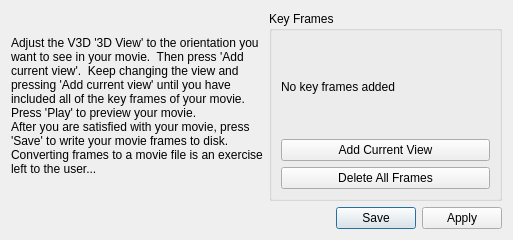
CBL-ORION/Vaa3D-mirror, file 2010_hackathon/brunsc/python_console/scripts/movie_maker_dialog.ui: the form before one commit.
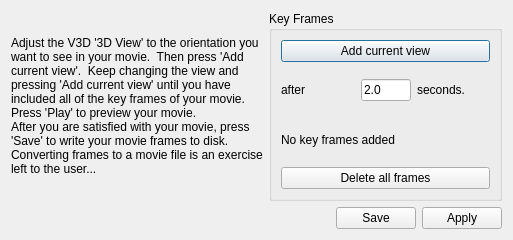
The form after the commit.

Commit message: Avoid error when python prints unicode string to PythonConsoleWindow. Updated python movie maker GUI. Got python movie maker GUI working with both PySide and PyQt4. Created SplineInterpolator for python movie maker.

What changed in the file:
```diff
--- a/2010_hackathon/brunsc/python_console/scripts/movie_maker_dialog.ui
+++ b/2010_hackathon/brunsc/python_console/scripts/movie_maker_dialog.ui
@@ -38,6 +38,59 @@
         <string>Key Frames</string>
        </property>
        <layout class="QVBoxLayout" name="verticalLayout">
+        <item>
+         <widget class="QPushButton" name="addCurrentViewButton">
+          <property name="text">
+           <string>Add current view</string>
+          </property>
+          <property name="default">
+           <bool>true</bool>
+          </property>
+         </widget>
+        </item>
+        <item>
+         <layout class="QHBoxLayout" name="horizontalLayout_2">
+          <item>
+           <widget class="QLabel" name="label">
+            <property name="text">
+             <string>after</string>
+            </property>
+            <property name="buddy">
+             <cstring>frameIntervalLineEdit</cstring>
+            </property>
+           </widget>
+          </item>
+          <item>
+           <widget class="QLineEdit" name="frameIntervalLineEdit">
+            <property name="maximumSize">
+             <size>
+              <width>50</width>
+              <height>16777215</height>
+             </size>
+            </property>
+            <property name="text">
+             <string notr="true">2.0</string>
+            </property>
+            <property name="maxLength">
+             <number>6</number>
+            </property>
+            <property name="placeholderText">
+             <string/>
+            </property>
+           </widget>
+          </item>
+          <item>
+           <widget class="QLabel" name="label_3">
+            <property name="text">
+             <string>seconds.</string>
+            </property>
+            <property name="buddy">
+             <cstring>frameIntervalLineEdit</cstring>
+            </property>
+           </widget>
+          </item>
+         </layout>
+        </item>
         <item>
          <widget class="QLabel" name="keyFrameLabel">
           <property name="text">
@@ -45,17 +98,10 @@
           </property>
          </widget>
         </item>
-        <item>
-         <widget class="QPushButton" name="addCurrentViewButton">
-          <property name="text">
-           <string>Add Current View</string>
-          </property>
-         </widget>
-        </item>
         <item>
          <widget class="QPushButton" name="deleteAllButton">
           <property name="text">
-           <string>Delete All Frames</string>
+           <string>Delete all frames</string>
           </property>
          </widget>
         </item>
```
The commit also changes 7 other files.
